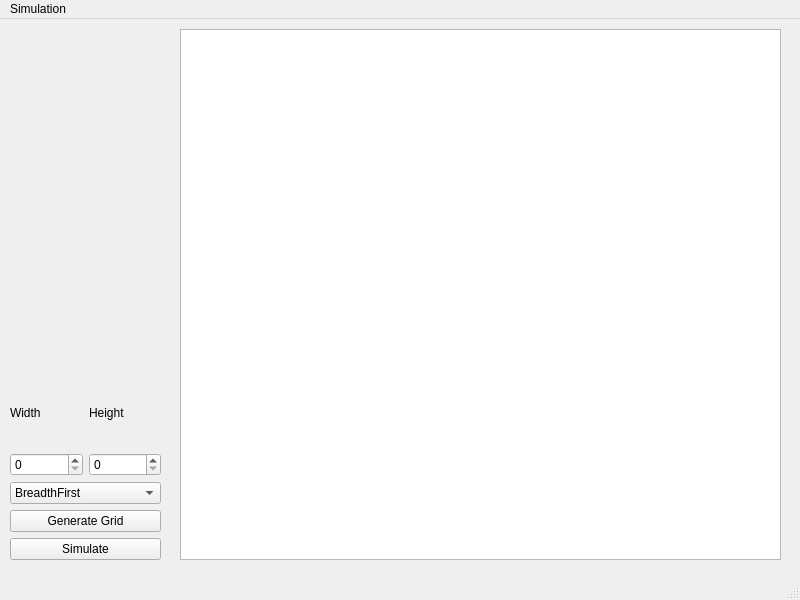
g-ptasinski/Pathfinding, file Pathfinding_GUI/mainwindow.ui: the form before one commit.
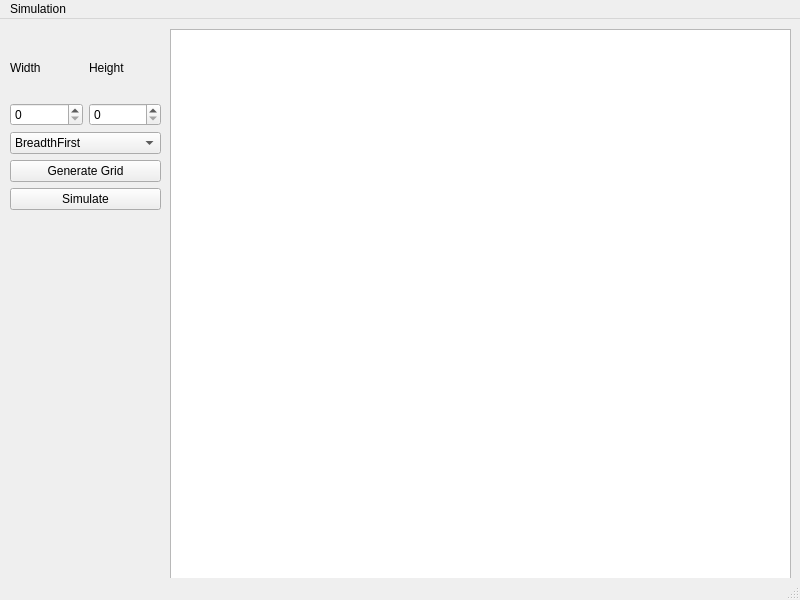
The form after the commit.

```diff
--- a/Pathfinding_GUI/mainwindow.ui
+++ b/Pathfinding_GUI/mainwindow.ui
@@ -28,12 +28,21 @@
    <widget class="QGraphicsView" name="graphicsView">
     <property name="geometry">
      <rect>
-      <x>180</x>
+      <x>170</x>
       <y>10</y>
-      <width>601</width>
-      <height>531</height>
+      <width>621</width>
+      <height>571</height>
      </rect>
     </property>
+    <property name="minimumSize">
+     <size>
+      <width>621</width>
+      <height>571</height>
+     </size>
+    </property>
+    <property name="mouseTracking">
+     <bool>true</bool>
+    </property>
    </widget>
    <widget class="QWidget" name="layoutWidget">
     <property name="geometry">
@@ -50,9 +59,9 @@
     <property name="geometry">
      <rect>
       <x>10</x>
-      <y>360</y>
+      <y>20</y>
       <width>151</width>
-      <height>181</height>
+      <height>171</height>
      </rect>
     </property>
     <layout class="QGridLayout" name="gridLayout">
```
